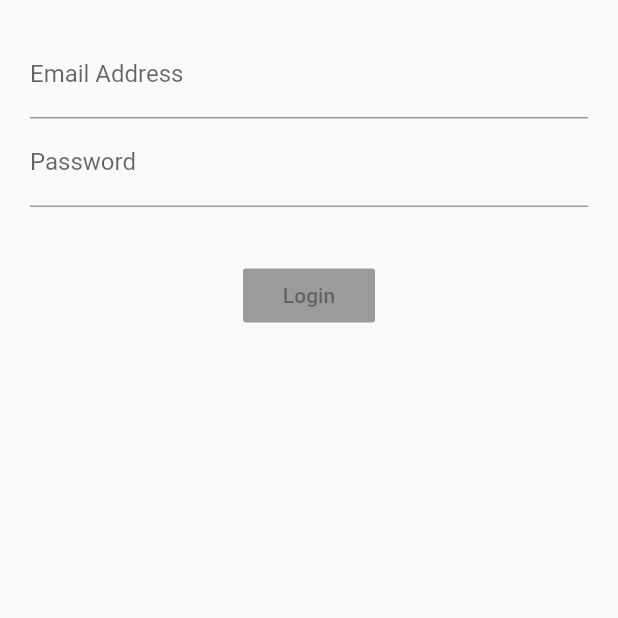
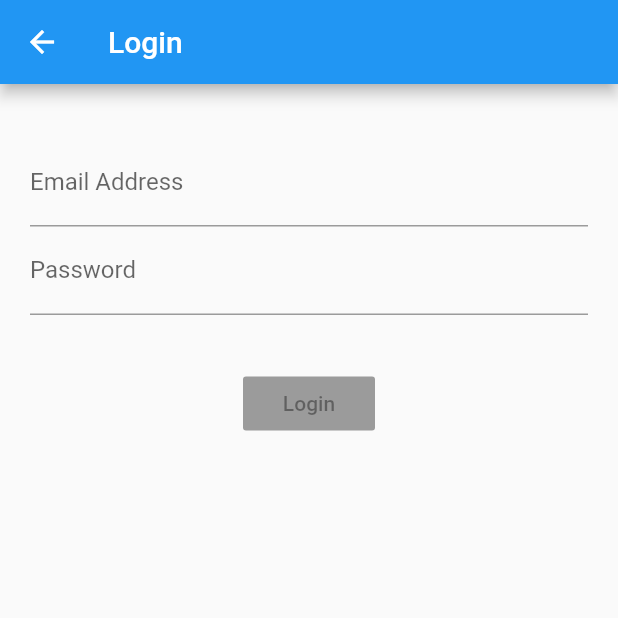
Before and after one commit to giovapanasiti/login_bloc, a Flutter app: the LoginScreen screen opened directly, on a phone screen of 412 x 824 dp, the top half of it. Run offline on Flutter 3.47's test engine with Material 2 defaults, Android fonts, the phone set to English and light mode, and no system bars; our stand-ins replace rxdart.

Commit message:
WIP working on login screen

```diff
--- a/lib/src/blocs/bloc.dart
+++ b/lib/src/blocs/bloc.dart
@@ -12,6 +12,10 @@ class Bloc extends Validators {
   final _emailController = BehaviorSubject<String>();
   final _passwordController = BehaviorSubject<String>();
 
+//  final _authenticated = BehaviorSubject<bool>();
+  final token = BehaviorSubject<String>();
+  final _authenticated = BehaviorSubject<bool>();
+
 //  add data to stream
   Function(String) get changeEmail => _emailController.sink.add;
 
@@ -24,11 +28,12 @@ class Bloc extends Validators {
   Stream<String> get passwordStream =>
       _passwordController.stream.transform(validatePassword);
 
+  Stream<bool> get isAuthenticated => _authenticated.stream.transform(authCheck);
+
 //  rx dart getter
 // we return true because we just care there are no errors in the 2 stream
   Stream<bool> get submitValid =>
       Observable.combineLatest2(emailStream, passwordStream, (a, b) => true);
-
 
   submit() {
 //    since I can't natively with Dart check back in streams we're
@@ -36,8 +41,13 @@ class Bloc extends Validators {
     final validEmail = _emailController.value;
     final validPassword = _passwordController.value;
 
-    print('$validEmail and $validPassword');
 //    Here we should post the login credentials to the server
+
+//  We make the user authenticated
+    _authenticated.sink.add(true);
+//  token.add(_parsedJwt)
+
+    print('$validEmail and $validPassword. Auth: ${_authenticated.value}');
   }
 
   dispose() {
--- a/lib/src/screens/login_screen.dart
+++ b/lib/src/screens/login_screen.dart
@@ -7,10 +7,15 @@ class LoginScreen extends StatelessWidget {
   Widget build(BuildContext context) {
     final bloc = Provider.of(context);
 
-    return Container(
+    return Scaffold(
+      appBar: AppBar(
+        title: Text('Login'),
+      ),
+      body: Container(
         margin: EdgeInsets.all(20.00),
         child: Column(
           children: <Widget>[
+            _textField(bloc),
             _emailField(bloc),
             _passwordField(bloc),
             Container(
@@ -19,6 +24,20 @@ class LoginScreen extends StatelessWidget {
             _submitButton(bloc),
           ],
         ),
+      ),
+    );
+  }
+
+  Widget _textField(Bloc bloc) {
+    return StreamBuilder(
+      stream: bloc.isAuthenticated,
+      builder: (context, snapshot) {
+        if (!snapshot.hasData) {
+          return Text('');
+        } else {
+          return Text(snapshot.data.toString());
+        }
+      },
     );
   }
 
```
Also changed, not shown: lib/src/app.dart (+19 -6 lines), lib/src/blocs/vaidators.dart (+10 -0 lines), lib/src/screens/home_screen.dart (added, +42 -0 lines). Lines whose indentation alone changed are shown as unchanged.
